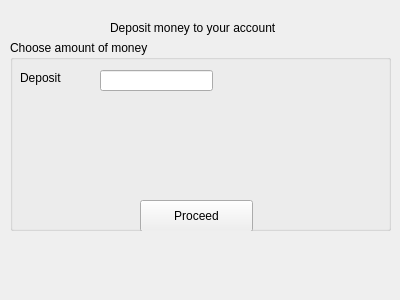
Before: the Qt Designer form ATM/depositform.ui in yarchiT/ATM_banking, drawn with Qt 5.
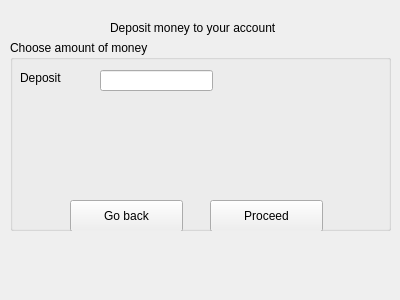
After: the same form once the commit is applied.

The edit to the form file:
```diff
--- a/ATM/depositform.ui
+++ b/ATM/depositform.ui
@@ -67,7 +67,7 @@
    <widget class="QPushButton" name="proceed">
     <property name="geometry">
      <rect>
-      <x>130</x>
+      <x>200</x>
       <y>160</y>
       <width>113</width>
       <height>32</height>
@@ -77,6 +77,19 @@
      <string>Proceed</string>
     </property>
    </widget>
+   <widget class="QPushButton" name="goBack">
+    <property name="geometry">
+     <rect>
+      <x>60</x>
+      <y>160</y>
+      <width>113</width>
+      <height>32</height>
+     </rect>
+    </property>
+    <property name="text">
+     <string>Go back</string>
+    </property>
+   </widget>
   </widget>
  </widget>
  <resources/>
```
